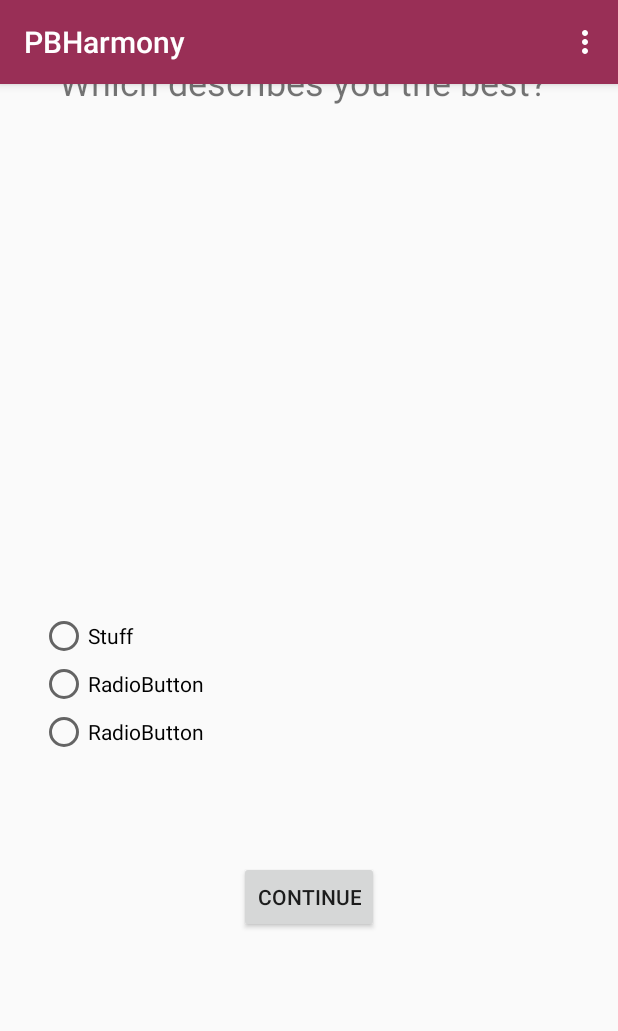
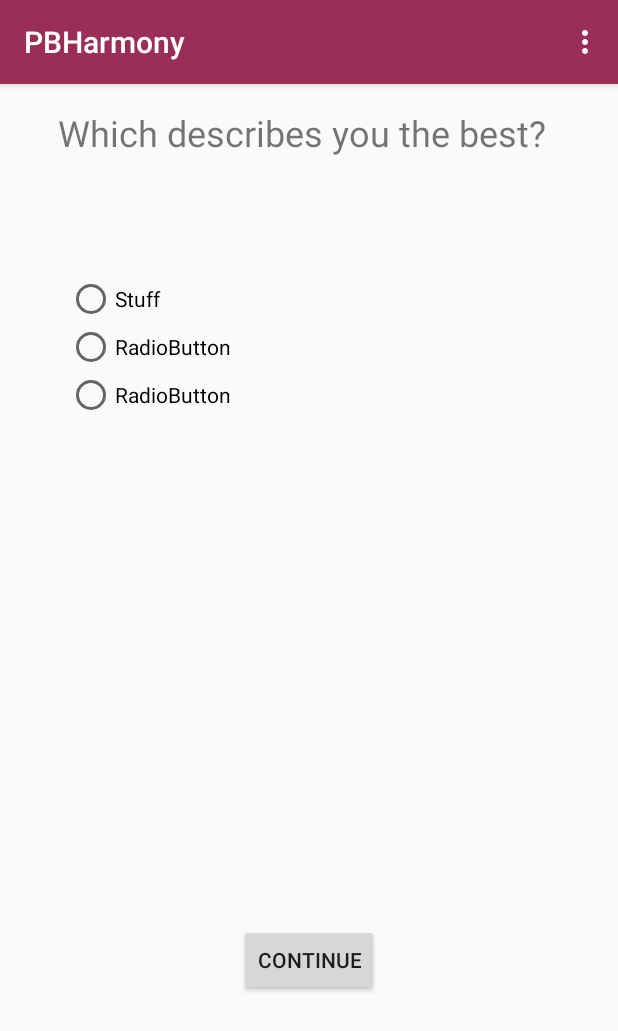
Before and after one commit to kirbykasischke192/PB-J-Appathon, an Android app: the screen it shows after launch (StartQuizActivity), after a tap on "FIND MY MATCH!", on a phone screen of 412 x 824 dp. Shown: the top 1031 px of the screen. Run offline under Robolectric (Android 15) with nearby library versions, the phone set to English and light mode, and no system bars.

Commit message:
changes to layout

```diff
--- a/app/src/main/res/layout/fragment_question.xml
+++ b/app/src/main/res/layout/fragment_question.xml
@@ -3,6 +3,7 @@
     xmlns:tools="http://schemas.android.com/tools"
     android:layout_width="match_parent"
     android:layout_height="match_parent"
+    android:layout_margin="@dimen/activity_horizontal_margin"
     tools:context="com.example.kirby.pbharmony.QuestionFragment">
 
     <!-- TODO: Update blank fragment layout -->
@@ -10,37 +11,43 @@
         android:layout_width="333dp"
         android:layout_height="55dp"
         android:text="Which describes you the best?"
-        tools:layout_constraintTop_creator="1"
-        tools:layout_constraintRight_creator="1"
-        tools:layout_constraintBottom_creator="1"
-        android:layout_marginStart="8dp"
+        android:id="@+id/textView2"
+        android:textSize="24sp"
+        android:layout_marginStart="16dp"
+        app:layout_constraintLeft_toLeftOf="parent"
+        android:layout_marginEnd="16dp"
+        app:layout_constraintRight_toRightOf="parent"
+        android:layout_marginTop="56dp"
+        app:layout_constraintTop_toTopOf="parent"
+        app:layout_constraintHorizontal_bias="0.45" />
+
+    <Button
+        android:text="Continue"
+        android:layout_width="wrap_content"
+        android:layout_height="wrap_content"
+        android:id="@+id/continue_btn"
+        android:layout_marginTop="16dp"
+        app:layout_constraintTop_toTopOf="parent"
         app:layout_constraintBottom_toBottomOf="parent"
-        android:layout_marginEnd="8dp"
+        android:layout_marginBottom="16dp"
+        android:layout_marginEnd="16dp"
         app:layout_constraintRight_toRightOf="parent"
-        android:layout_marginTop="8dp"
-        tools:layout_constraintLeft_creator="1"
-        android:layout_marginBottom="8dp"
+        android:layout_marginStart="16dp"
         app:layout_constraintLeft_toLeftOf="parent"
-        app:layout_constraintTop_toTopOf="parent"
-        app:layout_constraintVertical_bias="0.04000002"
-        android:id="@+id/textView2"
-        android:textSize="24sp" />
+        app:layout_constraintVertical_bias="0.82" />
 
-    <RadioGroup xmlns:android="http://schemas.android.com/apk/res/android"
+    <RadioGroup
         android:layout_width="wrap_content"
         android:layout_height="wrap_content"
         android:orientation="vertical"
         android:layout_marginStart="24dp"
         app:layout_constraintLeft_toLeftOf="parent"
-        app:layout_constraintBottom_toBottomOf="parent"
-        android:layout_marginBottom="304dp"
         android:id="@+id/radioGroup"
         android:layout_marginEnd="16dp"
         app:layout_constraintRight_toRightOf="parent"
-        app:layout_constraintHorizontal_bias="0.01"
-        android:layout_marginTop="16dp"
-        app:layout_constraintTop_toTopOf="parent"
-        app:layout_constraintVertical_bias="0.96">
+        app:layout_constraintHorizontal_bias="0.02"
+        android:layout_marginTop="56dp"
+        app:layout_constraintTop_toBottomOf="@+id/textView2">
 
         <RadioButton
             android:text="Stuff"
@@ -67,20 +74,5 @@
             android:id="@+id/radioButton3" />
     </RadioGroup>
 
-    <Button
-        android:text="Continue"
-        android:layout_width="wrap_content"
-        android:layout_height="wrap_content"
-        android:id="@+id/continue_btn"
-        android:layout_marginTop="16dp"
-        app:layout_constraintTop_toTopOf="parent"
-        app:layout_constraintBottom_toBottomOf="parent"
-        android:layout_marginBottom="16dp"
-        android:layout_marginEnd="16dp"
-        app:layout_constraintRight_toRightOf="parent"
-        android:layout_marginStart="16dp"
-        app:layout_constraintLeft_toLeftOf="parent"
-        app:layout_constraintVertical_bias="0.75" />
-
 
 </android.support.constraint.ConstraintLayout>
```
